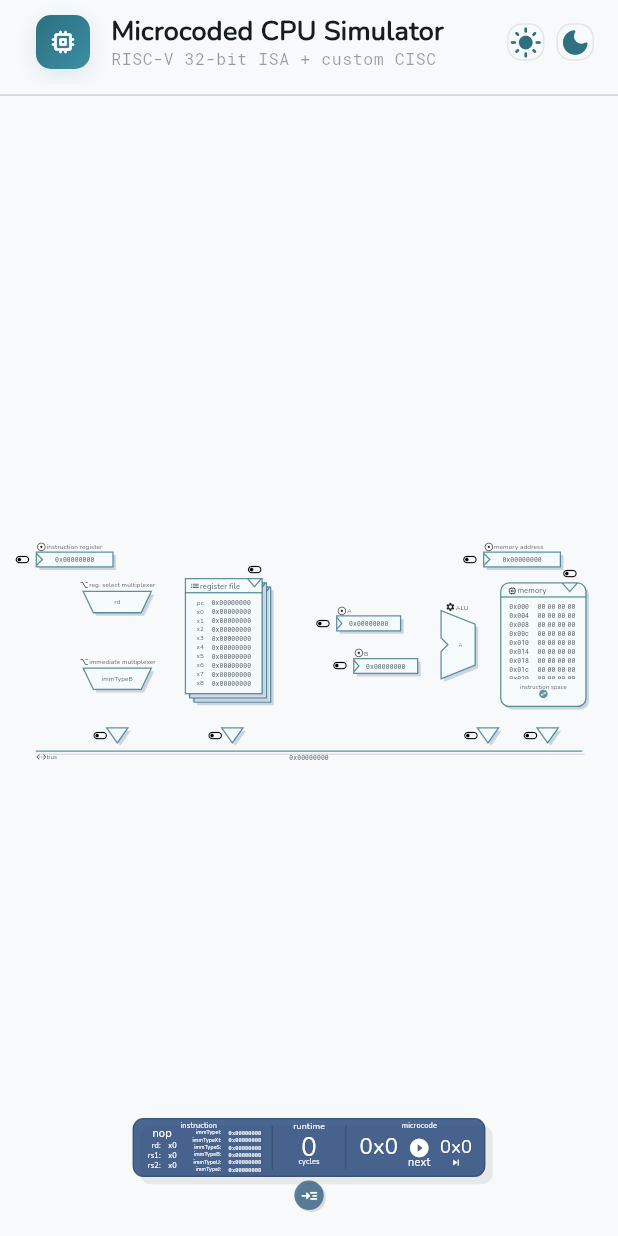
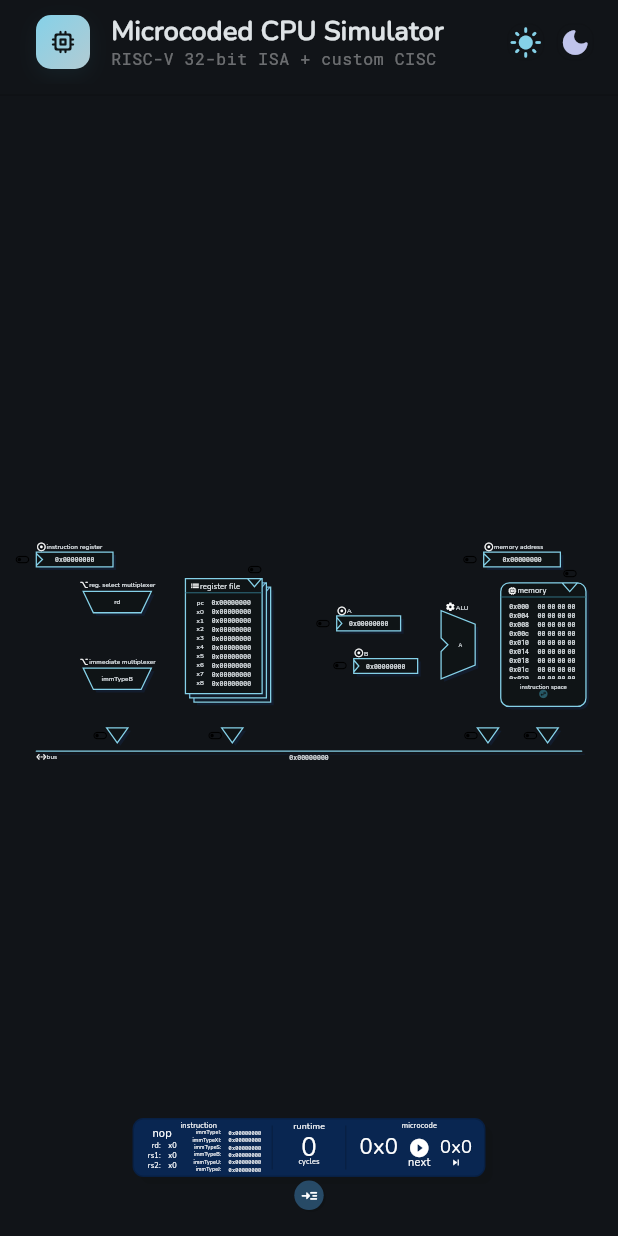
Before and after one commit to sHapiets/microcoded-cpu-simulator, a Flutter app: the screen it shows after launch, on a phone screen of 412 x 824 dp. Run offline on Flutter 3.47's test engine with Material 3 defaults, Android fonts, the light colour scheme and no system bars; our stand-ins replace file_picker; statements that could not run were skipped.

Commit message:
Added: all 32 registers, auto dark mode

```diff
--- a/lib/core/foundation/register_address.dart
+++ b/lib/core/foundation/register_address.dart
@@ -1,7 +1,9 @@
 import 'package:microcoded_cpu_coe197/core/foundation/data.dart';
 
 enum RegisterAddress {
+  none,
   pc,
+
   x0,
   x1,
   x2,
@@ -10,12 +12,37 @@
   x5,
   x6,
   x7,
-  x8;
+  x8,
+  x9,
+  x10,
+  x11,
+  x12,
+  x13,
+  x14,
+  x15,
+  x16,
+  x17,
+  x18,
+  x19,
+  x20,
+  x21,
+  x22,
+  x23,
+  x24,
+  x25,
+  x26,
+  x27,
+  x28,
+  x29,
+  x30,
+  x31;
 
   const RegisterAddress();
 
   static const fromIntDataMapping = {
+    -1: RegisterAddress.none,
     32: RegisterAddress.pc,
+
     0: RegisterAddress.x0,
     1: RegisterAddress.x1,
     2: RegisterAddress.x2,
@@ -25,6 +52,29 @@
     6: RegisterAddress.x6,
     7: RegisterAddress.x7,
     8: RegisterAddress.x8,
+    9: RegisterAddress.x9,
+    10: RegisterAddress.x10,
+    11: RegisterAddress.x11,
+    12: RegisterAddress.x12,
+    13: RegisterAddress.x13,
+    14: RegisterAddress.x14,
+    15: RegisterAddress.x15,
+    16: RegisterAddress.x16,
+    17: RegisterAddress.x17,
+    18: RegisterAddress.x18,
+    19: RegisterAddress.x19,
+    20: RegisterAddress.x20,
+    21: RegisterAddress.x21,
+    22: RegisterAddress.x22,
+    23: RegisterAddress.x23,
+    24: RegisterAddress.x24,
+    25: RegisterAddress.x25,
+    26: RegisterAddress.x26,
+    27: RegisterAddress.x27,
+    28: RegisterAddress.x28,
+    29: RegisterAddress.x29,
+    30: RegisterAddress.x30,
+    31: RegisterAddress.x31,
   };
 
   factory RegisterAddress.fromData(Data data) {
--- a/lib/layout/processor/datapath/_component/component_painter.dart
+++ b/lib/layout/processor/datapath/_component/component_painter.dart
@@ -27,7 +27,7 @@
       ..color = fillColor
       ..style = PaintingStyle.fill;
     final edgePaint = Paint()
-      ..color = const Color.fromARGB(194, 46, 111, 128)
+      ..color = borderColor
       ..style = PaintingStyle.stroke
       ..strokeWidth = 3
       ..strokeCap = StrokeCap.round;
--- a/lib/layout/ui/appbar_ui.dart
+++ b/lib/layout/ui/appbar_ui.dart
@@ -34,8 +34,11 @@
             height: 36,
             decoration: BoxDecoration(
               borderRadius: BorderRadius.circular(10),
-              gradient: const LinearGradient(
-                colors: [Color(0xFF2E6F80), Color(0xFF3B8EA5)],
+              gradient: LinearGradient(
+                colors: [
+                  Theme.of(context).colorScheme.primary,
+                  Theme.of(context).colorScheme.secondary,
+                ],
                 begin: Alignment.topLeft,
                 end: Alignment.bottomRight,
               ),
@@ -48,10 +51,10 @@
               ],
             ),
 
-            child: const Icon(
+            child: Icon(
               Icons.memory_rounded,
               size: 20,
-              color: Colors.white,
+              color: Theme.of(context).colorScheme.surface,
             ),
           ),
 
@@ -94,20 +97,35 @@
         _toolbarButton(Icons.skip_next_rounded, "Step"),
 
         _toolbarButton(Icons.restart_alt_rounded, "Reset"), */
-        _toolbarButton(Icons.light_mode_rounded, "Light Mode", () {
-          themeModeNotifier.value = ThemeMode.light;
-        }),
+        _toolbarButton(
+          Icons.light_mode_rounded,
+          Theme.of(context).colorScheme.primary,
+          "Light Mode",
+          () {
+            themeModeNotifier.value = ThemeMode.light;
+          },
+        ),
 
-        _toolbarButton(Icons.dark_mode_rounded, "Dark Mode", () {
-          themeModeNotifier.value = ThemeMode.dark;
-        }),
+        _toolbarButton(
+          Icons.dark_mode_rounded,
+          Theme.of(context).colorScheme.tertiary,
+          "Dark Mode",
+          () {
+            themeModeNotifier.value = ThemeMode.dark;
+          },
+        ),
 
         const SizedBox(width: 12),
       ],
     );
   }
 
-  Widget _toolbarButton(IconData icon, String tooltip, Function() onPressed) {
+  Widget _toolbarButton(
+    IconData icon,
+    Color color,
+    String tooltip,
+    Function() onPressed,
+  ) {
     return Padding(
       padding: const EdgeInsets.symmetric(horizontal: 4),
       child: Tooltip(
@@ -125,7 +143,7 @@
                 borderRadius: BorderRadius.circular(10),
                 border: Border.all(color: const Color(0x14000000)),
               ),
-              child: Icon(icon, size: 22, color: const Color(0xFF2E6F80)),
+              child: Icon(icon, size: 22, color: color),
             ),
           ),
         ),
--- a/lib/main.dart
+++ b/lib/main.dart
@@ -18,7 +18,7 @@
   runApp(const GlobalApp());
 }
 
-final themeModeNotifier = ValueNotifier(ThemeMode.light);
+final themeModeNotifier = ValueNotifier(ThemeMode.dark);
 
 class GlobalApp extends StatefulWidget {
   const GlobalApp({super.key});
```
